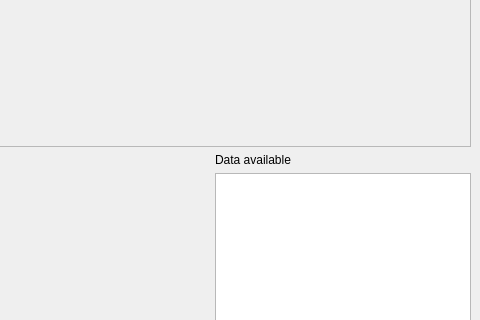
Above: vant3.ui from iurobpn/provant-groundstation before the change; both pictures show x 413 to 893 and y 162 to 482 of the 893 by 739 pixel window. Below: the same form after it.
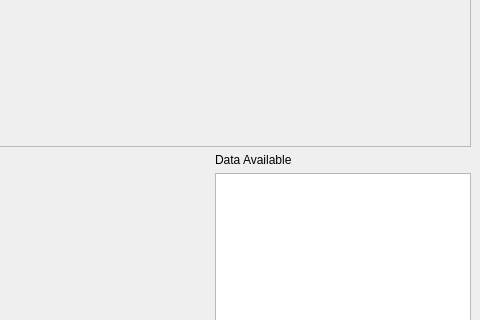
That is the form after the change. Custom widgets are drawn as their Qt base class.

The edit to the form file:
```diff
--- a/vant3.ui
+++ b/vant3.ui
@@ -337,10 +337,10 @@
           <widget class="QWidget" name="verticalLayoutWidget">
            <property name="geometry">
             <rect>
-             <x>20</x>
+             <x>10</x>
              <y>10</y>
-             <width>481</width>
-             <height>271</height>
+             <width>541</width>
+             <height>291</height>
             </rect>
            </property>
            <layout class="QVBoxLayout" name="lay3"/>
@@ -365,7 +365,7 @@
              </sizepolicy>
             </property>
             <property name="text">
-             <string>Data available</string>
+             <string>Data Available</string>
             </property>
            </widget>
           </item>
```
